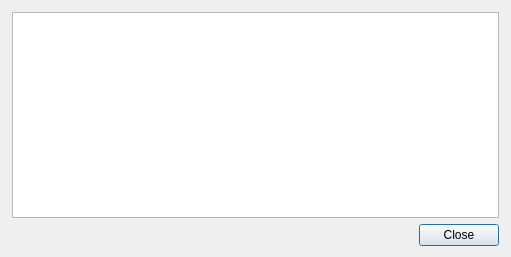
Qt form papywizard/view/ui/connectDialog.ui (bingostar89/Papywizard) before a commit.
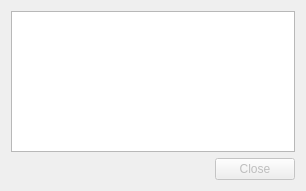
The same form after that commit. Icons and pictures are not drawn.

Commit message: Plugin connection sequence improved

Patch:
```diff
--- a/papywizard/view/ui/connectDialog.ui
+++ b/papywizard/view/ui/connectDialog.ui
@@ -6,8 +6,8 @@
    <rect>
     <x>0</x>
     <y>0</y>
-    <width>511</width>
-    <height>257</height>
+    <width>306</width>
+    <height>191</height>
    </rect>
   </property>
   <property name="windowTitle">
@@ -17,41 +17,15 @@
    <iconset resource="../icons.qrc">
     <normaloff>:/icons/papywizard.png</normaloff>:/icons/papywizard.png</iconset>
   </property>
-  <layout class="QGridLayout" name="gridLayout">
-   <property name="leftMargin">
-    <number>12</number>
-   </property>
-   <property name="topMargin">
-    <number>12</number>
-   </property>
-   <property name="rightMargin">
-    <number>12</number>
-   </property>
-   <item row="0" column="0">
-    <widget class="QTreeWidget" name="pluginsStatusTreeWidget">
-     <property name="uniformRowHeights">
-      <bool>true</bool>
-     </property>
-     <attribute name="headerVisible">
-      <bool>false</bool>
-     </attribute>
-     <attribute name="headerVisible">
-      <bool>false</bool>
-     </attribute>
-     <column>
-      <property name="text">
-       <string>Phase</string>
-      </property>
-     </column>
-     <column>
-      <property name="text">
-       <string>Status</string>
-      </property>
-     </column>
-    </widget>
+  <layout class="QVBoxLayout" name="verticalLayout">
+   <item>
+    <widget class="QListWidget" name="pluginsStatusListWidget"/>
    </item>
-   <item row="1" column="0">
+   <item>
     <widget class="QDialogButtonBox" name="buttonBox">
+     <property name="enabled">
+      <bool>false</bool>
+     </property>
      <property name="orientation">
       <enum>Qt::Horizontal</enum>
      </property>
```
The commit also changes 2 other files.
